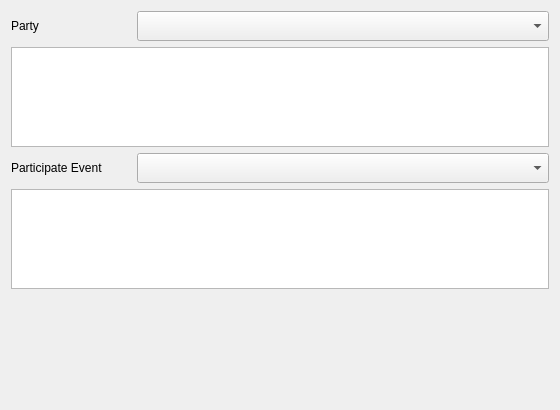
Above: src/UI/source-link-dock.ui from OPENSPHERE-Inc/src-link before the change. Below: the same form after it.
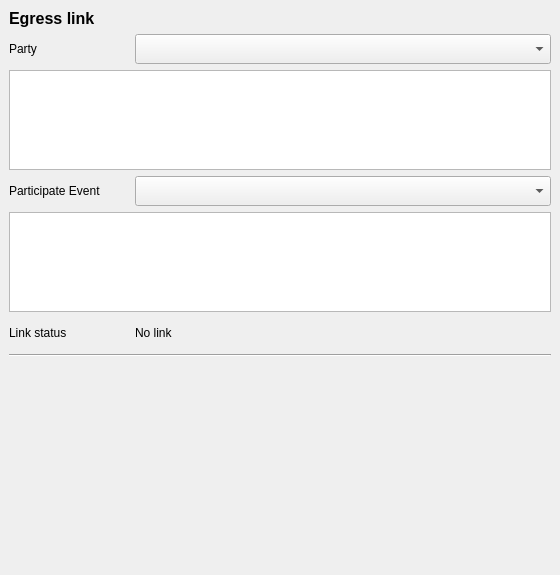
That is the form after the change.

Commit message: - Reconstruct UI - Add abilities of select local source. - Add abilities of select custom audio source. - Refactoring. - Change screenshot quality to reduce file size.

The edit to the form file:
```diff
--- a/src/UI/source-link-dock.ui
+++ b/src/UI/source-link-dock.ui
@@ -7,7 +7,7 @@
     <x>0</x>
     <y>0</y>
     <width>560</width>
-    <height>410</height>
+    <height>575</height>
    </rect>
   </property>
   <property name="minimumSize">
@@ -19,7 +19,72 @@
   <property name="windowTitle">
    <string>Frame</string>
   </property>
-  <layout class="QVBoxLayout" name="verticalLayout">
+  <layout class="QVBoxLayout" name="mainLayout">
+   <property name="leftMargin">
+    <number>0</number>
+   </property>
+   <property name="topMargin">
+    <number>0</number>
+   </property>
+   <property name="rightMargin">
+    <number>0</number>
+   </property>
+   <property name="bottomMargin">
+    <number>0</number>
+   </property>
+   <item>
+    <widget class="QScrollArea" name="scrollArea">
+     <property name="frameShape">
+      <enum>QFrame::Shape::NoFrame</enum>
+     </property>
+     <property name="frameShadow">
+      <enum>QFrame::Shadow::Plain</enum>
+     </property>
+     <property name="lineWidth">
+      <number>0</number>
+     </property>
+     <property name="horizontalScrollBarPolicy">
+      <enum>Qt::ScrollBarPolicy::ScrollBarAlwaysOff</enum>
+     </property>
+     <property name="widgetResizable">
+      <bool>true</bool>
+     </property>
+     <widget class="QWidget" name="scrollAreaWidgetContents">
+      <property name="geometry">
+       <rect>
+        <x>0</x>
+        <y>0</y>
+        <width>560</width>
+        <height>575</height>
+       </rect>
+      </property>
+      <layout class="QVBoxLayout" name="scrollAreaLayout">
+       <property name="leftMargin">
+        <number>9</number>
+       </property>
+       <property name="topMargin">
+        <number>9</number>
+       </property>
+       <property name="rightMargin">
+        <number>9</number>
+       </property>
+       <property name="bottomMargin">
+        <number>9</number>
+       </property>
+       <item>
+        <widget class="QLabel" name="egressLinkLabel">
+         <property name="font">
+          <font>
+           <pointsize>12</pointsize>
+           <bold>true</bold>
+           <underline>false</underline>
+          </font>
+         </property>
+         <property name="text">
+          <string>Egress link</string>
+         </property>
+        </widget>
+       </item>
    <item>
     <layout class="QHBoxLayout" name="partyLayout">
      <item>
@@ -218,7 +283,77 @@
     </widget>
    </item>
    <item>
-    <spacer name="verticalSpacer">
+        <layout class="QHBoxLayout" name="seatAllocationLayout">
+         <property name="bottomMargin">
+          <number>0</number>
+         </property>
+         <item>
+          <widget class="QLabel" name="seatAllocationLabel">
+           <property name="sizePolicy">
+            <sizepolicy hsizetype="Fixed" vsizetype="Preferred">
+             <horstretch>0</horstretch>
+             <verstretch>0</verstretch>
+            </sizepolicy>
+           </property>
+           <property name="minimumSize">
+            <size>
+             <width>120</width>
+             <height>0</height>
+            </size>
+           </property>
+           <property name="text">
+            <string>Link status</string>
+           </property>
+          </widget>
+         </item>
+         <item>
+          <widget class="QLabel" name="seatAllocationStatus">
+           <property name="sizePolicy">
+            <sizepolicy hsizetype="Preferred" vsizetype="Fixed">
+             <horstretch>0</horstretch>
+             <verstretch>0</verstretch>
+            </sizepolicy>
+           </property>
+           <property name="minimumSize">
+            <size>
+             <width>0</width>
+             <height>30</height>
+            </size>
+           </property>
+           <property name="text">
+            <string>No link</string>
+           </property>
+          </widget>
+         </item>
+        </layout>
+       </item>
+       <item>
+        <widget class="Line" name="line1">
+         <property name="orientation">
+          <enum>Qt::Orientation::Horizontal</enum>
+         </property>
+        </widget>
+       </item>
+       <item>
+        <widget class="QWidget" name="connectionsWidget" native="true">
+         <layout class="QVBoxLayout" name="connectionsLayout">
+          <property name="leftMargin">
+           <number>0</number>
+          </property>
+          <property name="topMargin">
+           <number>0</number>
+          </property>
+          <property name="rightMargin">
+           <number>0</number>
+          </property>
+          <property name="bottomMargin">
+           <number>0</number>
+          </property>
+         </layout>
+        </widget>
+       </item>
+       <item>
+        <spacer name="verticalSpacer1">
      <property name="orientation">
       <enum>Qt::Orientation::Vertical</enum>
      </property>
@@ -229,6 +364,10 @@
       </size>
      </property>
     </spacer>
+       </item>
+      </layout>
+     </widget>
+    </widget>
    </item>
   </layout>
  </widget>
```
Left out of the diff: 2 changed lines with no effect on the pictures. Lines whose indentation alone changed are shown as unchanged. The commit also changes 21 other files.
